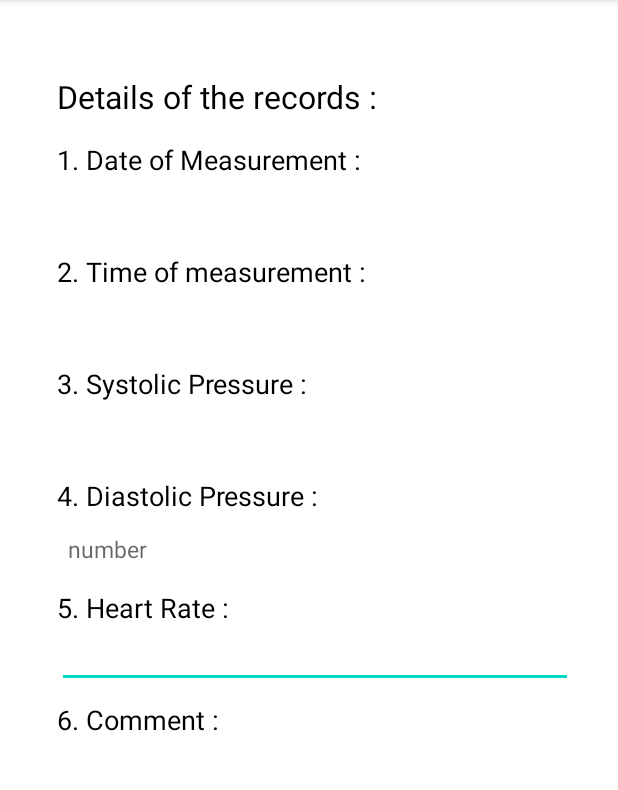
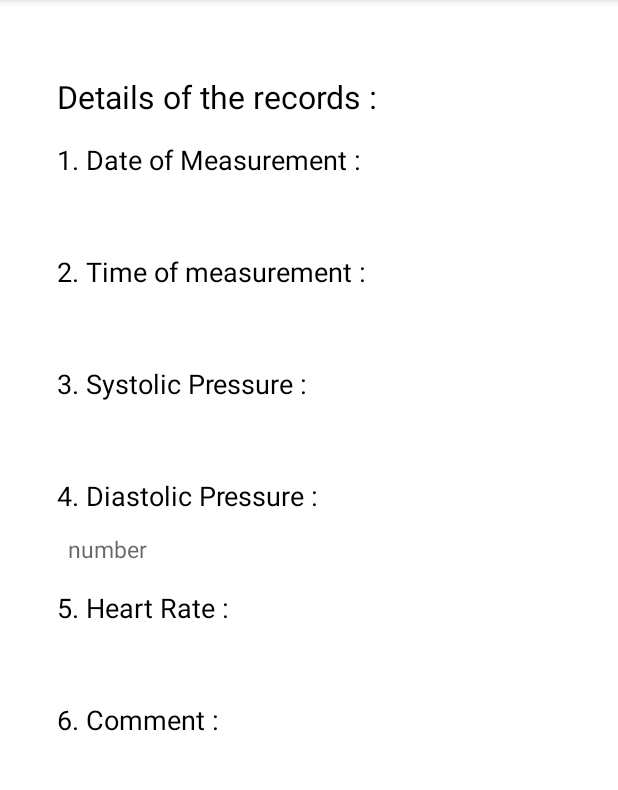
Before and after one commit to jamilul93/Health-tracker, an Android app: the Details_Activity screen opened directly, with no data from a screen before it, on a phone screen of 412 x 824 dp, the part 84-874 px from its top. Run offline under Robolectric (Android 15) with nearby library versions, the phone set to English and light mode, and no system bars; 7 statements that could not run were skipped.

Commit message:
mazhar-22-7-22

```diff
--- a/app/src/main/java/com/example/heathmonitor/DataEntry.java
+++ b/app/src/main/java/com/example/heathmonitor/DataEntry.java
@@ -40,7 +40,7 @@ public class DataEntry extends AppCompatActivity {
         edtx2=findViewById(R.id.systolicValue);
         edtx3= findViewById(R.id.diastolicValue);
         edtx4 =findViewById(R.id.heartRateValue);
-        edtx5=findViewById(R.id.dateValue);
+        edtx5=findViewById(R.id.timeValue);
         edtx6=findViewById(R.id.commentValue);
 
         retrieveData();
--- a/app/src/main/res/layout/activity_details.xml
+++ b/app/src/main/res/layout/activity_details.xml
@@ -127,7 +127,7 @@
       app:layout_constraintStart_toStartOf="@+id/header"
       app:layout_constraintTop_toBottomOf="@+id/diastolic" />
 
-  <EditText
+  <TextView
       android:id="@+id/DheartRateValue"
       android:layout_width="fill_parent"
       android:layout_height="wrap_content"
```
